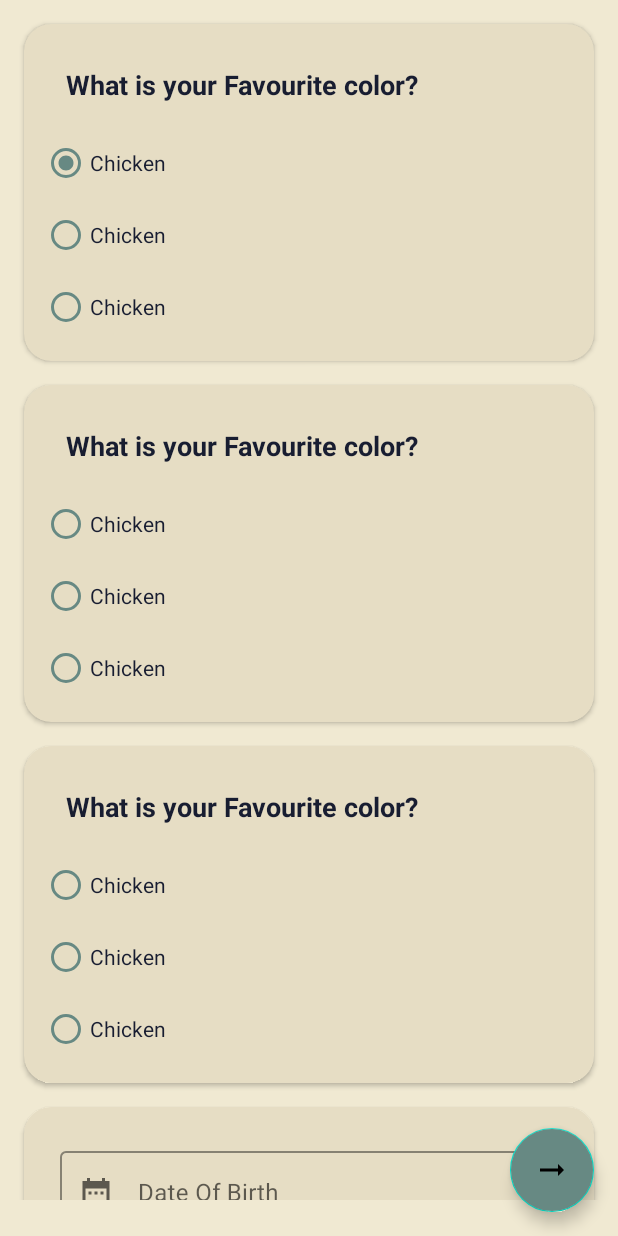
After one commit to uz-air/BdayCard, an Android app: the layout fragment_questionnaire.xml on its own in the app's theme, with its tools: preview values and no code run, on a phone screen of 412 x 824 dp. The commit adds this screen. Run offline under Robolectric (Android 15) with nearby library versions, the phone set to English and light mode, and no system bars.

Commit message:
Feature: Questionnaire UI added

```diff
--- /dev/null
+++ b/app/src/main/java/com/example/bdaycard/QuestionnaireFragment.kt
@@ -0,0 +1,41 @@
+package com.example.bdaycard
+
+import android.os.Bundle
+import androidx.fragment.app.Fragment
+import android.view.LayoutInflater
+import android.view.View
+import android.view.ViewGroup
+
+private const val ARG_PARAM1 = "param1"
+private const val ARG_PARAM2 = "param2"
+
+class QuestionnaireFragment : Fragment() {
+
+    private var param1: String? = null
+    private var param2: String? = null
+
+    override fun onCreate(savedInstanceState: Bundle?) {
+        super.onCreate(savedInstanceState)
+        arguments?.let {
+            param1 = it.getString(ARG_PARAM1)
+            param2 = it.getString(ARG_PARAM2)
+        }
+    }
+
+    override fun onCreateView(
+        inflater: LayoutInflater, container: ViewGroup?,
+        savedInstanceState: Bundle?
+    ): View? {
+        return inflater.inflate(R.layout.fragment_questionnaire, container, false)
+    }
+
+    companion object {
+        fun newInstance(param1: String, param2: String) =
+            QuestionnaireFragment().apply {
+                arguments = Bundle().apply {
+                    putString(ARG_PARAM1, param1)
+                    putString(ARG_PARAM2, param2)
+                }
+            }
+    }
+}
--- /dev/null
+++ b/app/src/main/res/drawable/ic_outline_arrow_right_alt_24.xml
@@ -0,0 +1,5 @@
+<vector android:autoMirrored="true" android:height="24dp"
+    android:tint="#181D31" android:viewportHeight="24"
+    android:viewportWidth="24" android:width="24dp" xmlns:android="http://schemas.android.com/apk/res/android">
+    <path android:fillColor="@android:color/white" android:pathData="M16.01,11H4v2h12.01v3L20,12l-3.99,-4v3z"/>
+</vector>
--- /dev/null
+++ b/app/src/main/res/drawable/ic_sharp_date_range_24.xml
@@ -0,0 +1,5 @@
+<vector android:height="24dp" android:tint="#181D31"
+    android:viewportHeight="24" android:viewportWidth="24"
+    android:width="24dp" xmlns:android="http://schemas.android.com/apk/res/android">
+    <path android:fillColor="@android:color/white" android:pathData="M9,11L7,11v2h2v-2zM13,11h-2v2h2v-2zM17,11h-2v2h2v-2zM21,4h-3L18,2h-2v2L8,4L8,2L6,2v2L3,4v18h18L21,4zM19,20L5,20L5,9h14v11z"/>
+</vector>
--- /dev/null
+++ b/app/src/main/res/layout/fragment_questionnaire.xml
@@ -0,0 +1,239 @@
+<?xml version="1.0" encoding="utf-8"?>
+<androidx.constraintlayout.widget.ConstraintLayout xmlns:android="http://schemas.android.com/apk/res/android"
+    xmlns:app="http://schemas.android.com/apk/res-auto"
+    xmlns:tools="http://schemas.android.com/tools"
+    android:layout_width="match_parent"
+    android:layout_height="match_parent"
+    android:background="@color/layoutBg"
+    android:orientation="vertical"
+    tools:context=".QuestionnaireFragment">
+
+    <androidx.core.widget.NestedScrollView
+        android:layout_width="match_parent"
+        android:layout_height="match_parent"
+        android:layout_marginBottom="24dp">
+
+        <androidx.constraintlayout.widget.ConstraintLayout
+            android:layout_width="match_parent"
+            android:layout_height="match_parent">
+
+            <androidx.cardview.widget.CardView
+                android:id="@+id/questions_one"
+                android:layout_width="match_parent"
+                android:layout_height="wrap_content"
+                android:layout_margin="16dp"
+                android:backgroundTint="@color/cardBg"
+                app:cardCornerRadius="18dp"
+                app:layout_constraintEnd_toEndOf="parent"
+                app:layout_constraintStart_toStartOf="parent"
+                app:layout_constraintTop_toTopOf="parent">
+
+                <LinearLayout
+                    android:layout_width="match_parent"
+                    android:layout_height="match_parent"
+                    android:orientation="vertical"
+                    android:padding="12dp">
+
+                    <TextView
+                        android:layout_width="match_parent"
+                        android:layout_height="wrap_content"
+                        android:padding="16dp"
+                        android:text="@string/question_one"
+                        android:textColor="@color/darkBlue"
+                        android:textSize="18sp"
+                        android:textStyle="bold" />
+
+                    <RadioGroup
+                        android:id="@+id/radioGroup"
+                        android:layout_width="match_parent"
+                        android:layout_height="wrap_content"
+                        android:checkedButton="@+id/radio_button_1">
+
+                        <RadioButton
+                            android:id="@+id/radio_button_1"
+                            android:layout_width="match_parent"
+                            android:layout_height="match_parent"
+                            android:text="@string/q1_ans1"
+                            android:textColor="@color/darkBlue"
+                            app:buttonTint="@color/buttonTint" />
+
+                        <RadioButton
+                            android:id="@+id/radio_button_2"
+                            android:layout_width="match_parent"
+                            android:layout_height="match_parent"
+                            android:text="@string/q1_ans1"
+                            android:textColor="@color/darkBlue"
+                            app:buttonTint="@color/buttonTint" />
+
+                        <RadioButton
+                            android:id="@+id/radio_button_3"
+                            android:layout_width="match_parent"
+                            android:layout_height="match_parent"
+                            android:text="@string/q1_ans1"
+                            android:textColor="@color/darkBlue"
+                            app:buttonTint="@color/buttonTint" />
+                    </RadioGroup>
+                </LinearLayout>
+            </androidx.cardview.widget.CardView>
+
+            <androidx.cardview.widget.CardView
+                android:id="@+id/questions_two"
+                android:layout_width="match_parent"
+                android:layout_height="wrap_content"
+                android:layout_margin="16dp"
+                android:backgroundTint="#E6DDC4"
+                app:cardCornerRadius="18dp"
+                app:layout_constraintEnd_toEndOf="parent"
+                app:layout_constraintStart_toStartOf="parent"
+                app:layout_constraintTop_toBottomOf="@id/questions_one">
+
+                <LinearLayout
+                    android:layout_width="match_parent"
+                    android:layout_height="match_parent"
+                    android:orientation="vertical"
+                    android:padding="12dp">
+
+                    <TextView
+                        android:layout_width="match_parent"
+                        android:layout_height="wrap_content"
+                        android:padding="16dp"
+                        android:text="@string/question_one"
+                        android:textColor="@color/darkBlue"
+                        android:textSize="18sp"
+                        android:textStyle="bold" />
+
+                    <RadioGroup
+                        android:id="@+id/radioGroup2"
+                        android:layout_width="match_parent"
+                        android:layout_height="wrap_content"
+                        android:checkedButton="@+id/radio_button_1">
+
+                        <RadioButton
+                            android:id="@+id/radio2_button_1"
+                            android:layout_width="match_parent"
+                            android:layout_height="match_parent"
+                            android:text="@string/q1_ans1"
+                            android:textColor="@color/darkBlue"
+                            app:buttonTint="@color/buttonTint" />
+
+                        <RadioButton
+                            android:id="@+id/radio2_button_2"
+                            android:layout_width="match_parent"
+                            android:layout_height="match_parent"
+                            android:text="@string/q1_ans1"
+                            android:textColor="@color/darkBlue"
+                            app:buttonTint="@color/buttonTint" />
+
+                        <RadioButton
+                            android:id="@+id/radio2_button_3"
+                            android:layout_width="match_parent"
+                            android:layout_height="match_parent"
+                            android:text="@string/q1_ans1"
+                            android:textColor="@color/darkBlue"
+                            app:buttonTint="@color/buttonTint" />
+                    </RadioGroup>
+                </LinearLayout>
+            </androidx.cardview.widget.CardView>
+
+            <androidx.cardview.widget.CardView
+                android:id="@+id/questions_third"
+                android:layout_width="match_parent"
+                android:layout_height="wrap_content"
+                android:layout_margin="16dp"
+                android:backgroundTint="#E6DDC4"
+                app:cardCornerRadius="18dp"
+                app:layout_constraintEnd_toEndOf="parent"
+                app:layout_constraintStart_toStartOf="parent"
+                app:layout_constraintTop_toBottomOf="@id/questions_two">
+
+                <LinearLayout
+                    android:layout_width="match_parent"
+                    android:layout_height="match_parent"
+                    android:orientation="vertical"
+                    android:padding="12dp">
+
+                    <TextView
+                        android:layout_width="match_parent"
+                        android:layout_height="wrap_content"
+                        android:padding="16dp"
+                        android:text="@string/question_one"
+                        android:textColor="@color/darkBlue"
+                        android:textSize="18sp"
+                        android:textStyle="bold" />
+
+                    <RadioGroup
+                        android:id="@+id/radioGroup3"
+                        android:layout_width="match_parent"
+                        android:layout_height="wrap_content"
+                        android:checkedButton="@+id/radio_button_1">
+
+                        <RadioButton
+                            android:id="@+id/radio3_button_1"
+                            android:layout_width="match_parent"
+                            android:layout_height="match_parent"
+                            android:text="@string/q1_ans1"
+                            android:textColor="@color/darkBlue"
+                            app:buttonTint="@color/buttonTint" />
+
+                        <RadioButton
+                            android:id="@+id/radio3_button_2"
+                            android:layout_width="match_parent"
+                            android:layout_height="match_parent"
+                            android:text="@string/q1_ans1"
+                            android:textColor="@color/darkBlue"
+                            app:buttonTint="@color/buttonTint" />
+
+                        <RadioButton
+                            android:id="@+id/radio3_button_3"
+                            android:layout_width="match_parent"
+                            android:layout_height="match_parent"
+                            android:text="@string/q1_ans1"
+                            android:textColor="@color/darkBlue"
+                            app:buttonTint="@color/buttonTint" />
+                    </RadioGroup>
+                </LinearLayout>
+            </androidx.cardview.widget.CardView>
+
+            <androidx.cardview.widget.CardView
+                android:id="@+id/dob"
+                android:layout_width="match_parent"
+                android:layout_height="wrap_content"
+                android:layout_margin="16dp"
+                android:backgroundTint="@color/cardBg"
+                app:cardCornerRadius="18dp"
+                app:layout_constraintEnd_toEndOf="parent"
+                app:layout_constraintStart_toStartOf="parent"
+                app:layout_constraintTop_toBottomOf="@id/questions_third">
+
+                <com.google.android.material.textfield.TextInputLayout
+                    android:id="@+id/textField"
+                    style="@style/Widget.MaterialComponents.TextInputLayout.OutlinedBox"
+                    android:layout_width="match_parent"
+                    android:layout_height="wrap_content"
+                    android:hint="@string/date_of_birth"
+                    app:hintTextColor="@color/darkBlue"
+                    android:padding="24dp"
+                    app:boxBackgroundColor="@color/cardBg"
+                    app:startIconDrawable="@drawable/ic_sharp_date_range_24"
+                    android:theme="@style/TextInputLayoutAppearance"
+                    app:boxStrokeColor="@color/darkBlue">
+
+                    <com.google.android.material.textfield.TextInputEditText
+                        android:layout_width="match_parent"
+                        android:layout_height="wrap_content"
+                        android:cursorVisible="false"
+                        />
+
+                </com.google.android.material.textfield.TextInputLayout>
+            </androidx.cardview.widget.CardView>
+        </androidx.constraintlayout.widget.ConstraintLayout>
+    </androidx.core.widget.NestedScrollView>
+    <com.google.android.material.floatingactionbutton.FloatingActionButton
+        android:layout_width="wrap_content"
+        android:layout_height="wrap_content"
+        app:layout_constraintEnd_toEndOf="parent"
+        android:backgroundTint="@color/buttonTint"
+        app:layout_constraintBottom_toBottomOf="parent"
+        android:src="@drawable/ic_outline_arrow_right_alt_24"
+        android:layout_margin="16dp" />
+</androidx.constraintlayout.widget.ConstraintLayout>
--- /dev/null
+++ b/app/src/main/res/layout/questions_layout.xml
@@ -0,0 +1,58 @@
+<?xml version="1.0" encoding="utf-8"?>
+<androidx.cardview.widget.CardView
+    android:id="@+id/questions_one"
+    android:layout_width="match_parent"
+    android:layout_height="wrap_content"
+    android:layout_margin="16dp"
+    android:backgroundTint="#E6DDC4"
+    app:cardCornerRadius="18dp"
+    xmlns:android="http://schemas.android.com/apk/res/android"
+    xmlns:app="http://schemas.android.com/apk/res-auto">
+
+        <LinearLayout
+            android:layout_width="match_parent"
+            android:layout_height="match_parent"
+            android:orientation="vertical"
+            android:padding="12dp">
+
+            <TextView
+                android:layout_width="match_parent"
+                android:layout_height="wrap_content"
+                android:padding="16dp"
+                android:text="@string/question_one"
+                android:textColor="#181D31"
+                android:textSize="18sp"
+                android:textStyle="bold" />
+
+            <RadioGroup
+                android:id="@+id/radioGroup"
+                android:layout_width="match_parent"
+                android:layout_height="wrap_content"
+                android:checkedButton="@+id/radio_button_1">
+
+                <RadioButton
+                    android:id="@+id/radio_button_1"
+                    android:layout_width="match_parent"
+                    android:layout_height="match_parent"
+                    android:text="@string/q1_ans1"
+                    android:textColor="#181D31"
+                    app:buttonTint="#678983" />
+
+                <RadioButton
+                    android:id="@+id/radio_button_2"
+                    android:layout_width="match_parent"
+                    android:layout_height="match_parent"
+                    android:text="@string/q1_ans1"
+                    android:textColor="#181D31"
+                    app:buttonTint="#678983" />
+
+                <RadioButton
+                    android:id="@+id/radio_button_3"
+                    android:layout_width="match_parent"
+                    android:layout_height="match_parent"
+                    android:text="@string/q1_ans1"
+                    android:textColor="#181D31"
+                    app:buttonTint="#678983" />
+            </RadioGroup>
+        </LinearLayout>
+    </androidx.cardview.widget.CardView>
--- a/app/src/main/res/navigation/nav_graph.xml
+++ b/app/src/main/res/navigation/nav_graph.xml
@@ -1,11 +1,21 @@
 <?xml version="1.0" encoding="utf-8"?>
 <navigation xmlns:android="http://schemas.android.com/apk/res/android"
     xmlns:app="http://schemas.android.com/apk/res-auto"
+    xmlns:tools="http://schemas.android.com/tools"
     android:id="@+id/nav_graph"
-    app:startDestination="@id/mainFragment">
+    app:startDestination="@id/questionnaireFragment">
 
     <fragment
         android:id="@+id/mainFragment"
         android:name="com.example.bdaycard.MainFragment"
         android:label="MainFragment" />
+    <fragment
+        android:id="@+id/questionnaireFragment"
+        android:name="com.example.bdaycard.QuestionnaireFragment"
+        android:label="fragment_questionnaire"
+        tools:layout="@layout/fragment_questionnaire" >
+        <action
+            android:id="@+id/action_questionnaireFragment_to_mainFragment"
+            app:destination="@id/mainFragment" />
+    </fragment>
 </navigation>
--- a/app/src/main/res/values/colors.xml
+++ b/app/src/main/res/values/colors.xml
@@ -7,4 +7,8 @@
     <color name="teal_700">#FF018786</color>
     <color name="black">#FF000000</color>
     <color name="white">#FFFFFFFF</color>
+    <color name="darkBlue">#181D31</color>
+    <color name="layoutBg">#F0E9D2</color>
+    <color name="cardBg">#E6DDC4</color>
+    <color name="buttonTint">#678983</color>
 </resources>
--- a/app/src/main/res/values/strings.xml
+++ b/app/src/main/res/values/strings.xml
@@ -1,3 +1,8 @@
 <resources>
     <string name="app_name">Bday Card</string>
+    <!-- TODO: Remove or change this placeholder text -->
+    <string name="hello_blank_fragment">Hello blank fragment</string>
+    <string name="question_one">What is your Favourite color?</string>
+    <string name="q1_ans1">Chicken</string>
+    <string name="date_of_birth">Date Of Birth</string>
 </resources>
--- a/app/src/main/res/values/themes.xml
+++ b/app/src/main/res/values/themes.xml
@@ -13,4 +13,13 @@
         <item name="android:statusBarColor" tools:targetApi="l">?attr/colorPrimaryVariant</item>
         <!-- Customize your theme here. -->
     </style>
+    <style name="TextInputLayoutAppearance" parent="Widget.Design.TextInputLayout">
+        <!-- reference our hint & error styles -->
+        <item name="android:textColor">@color/darkBlue</item>
+        <item name="android:textColorHint">@color/darkBlue</item>
+        <item name="colorControlNormal">@color/darkBlue</item>
+        <item name="colorControlActivated">@color/darkBlue</item>
+        <item name="colorControlHighlight">@color/darkBlue</item>
+        <item name="colorAccent">@color/darkBlue</item>
+    </style>
 </resources>
```
